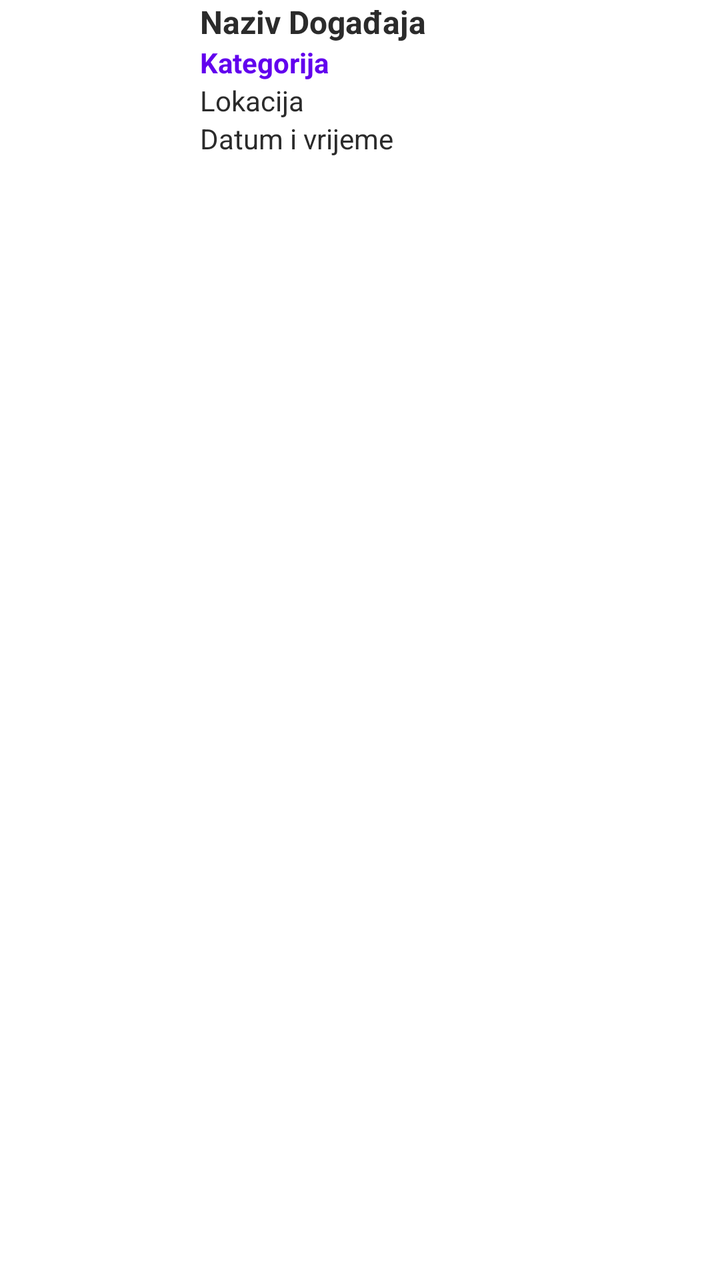
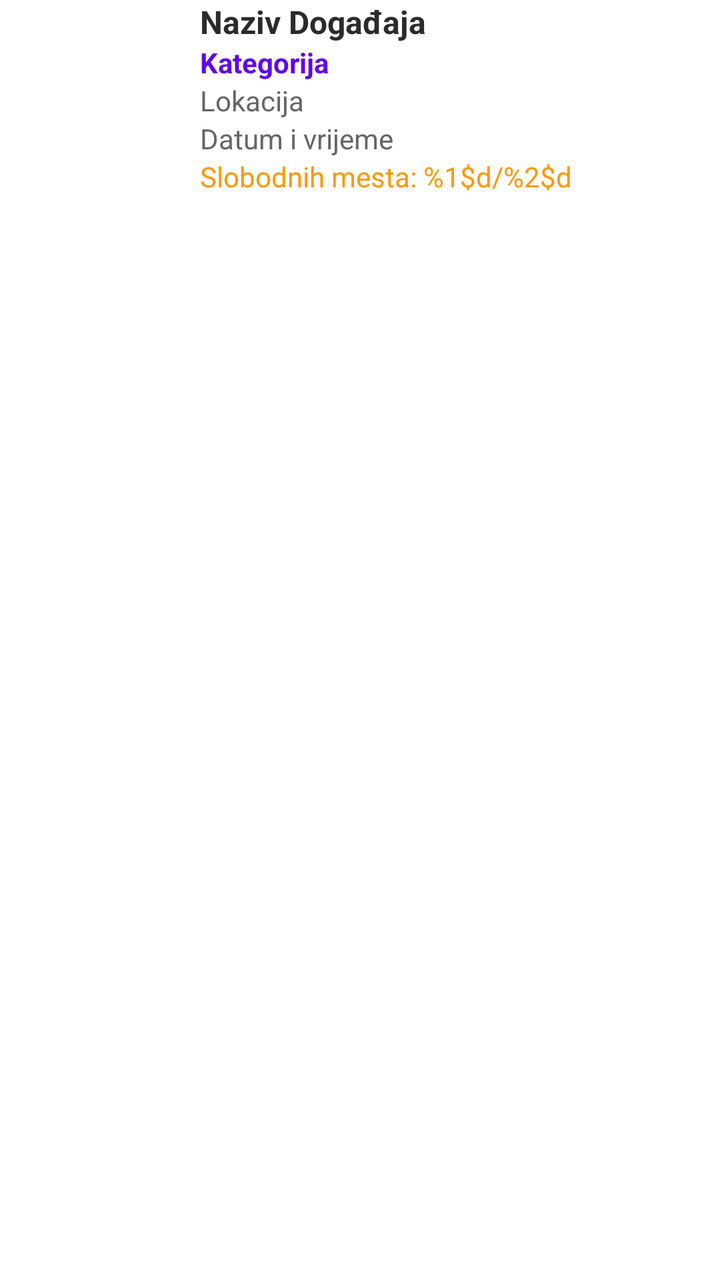

An Android layout rendered at two revisions. The XML below is the earlier revision; the diff shows what the commit changed to produce the second picture.
<!-- AndroidManifest.xml: application theme Theme.EventsApp -->
<!-- res/layout/list_row.xml -->
<?xml version="1.0" encoding="utf-8"?>
<LinearLayout xmlns:android="http://schemas.android.com/apk/res/android"
    android:layout_width="match_parent"
    android:layout_height="match_parent"
    android:orientation="vertical"
    android:backgroundTint="@color/orange_light"
    android:id="@+id/layoutList">

        <TextView
            android:id="@+id/txtFeatured"
            android:layout_width="wrap_content"
            android:layout_height="wrap_content"
            android:background="@color/orange"
            android:text="@string/featured"
            android:textColor="@color/white"
            android:textSize="12sp"
            android:gravity="center"
            android:paddingVertical="2dp"
            android:paddingHorizontal="8dp"
            android:visibility="gone"
            />

        <LinearLayout
            android:layout_width="wrap_content"
            android:layout_height="0dp"
            android:layout_weight="1"
            android:orientation="horizontal">

            <ImageView
                android:id="@+id/imageEvents"
                android:layout_width="100dp"
                android:layout_height="100dp"
                android:scaleType="centerCrop"
                android:paddingHorizontal="8dp"
                />

            <LinearLayout
                android:layout_width="wrap_content"
                android:layout_height="wrap_content"
                android:orientation="vertical">

                <TextView
                    android:id="@+id/txtName"
                    android:layout_width="match_parent"
                    android:layout_height="wrap_content"
                    android:text="@string/naziv_doga_aja"
                    android:textColor="@color/grey"
                    android:textSize="16sp"
                    android:textStyle="bold"
                    />

                <TextView
                    android:id="@+id/txtCategory"
                    android:layout_width="match_parent"
                    android:layout_height="wrap_content"
                    android:textColor="@color/purple_500"
                    android:text="@string/kategorija"
                    android:textSize="14sp"
                    android:textStyle="bold"
                    />

                <TextView
                    android:id="@+id/txtLocation"
                    android:layout_width="match_parent"
                    android:layout_height="wrap_content"
                    android:text="@string/lokacija"
                    android:textColor="@color/grey"
                    android:textSize="14sp"
                    />

                <TextView
                    android:id="@+id/txtDateTime"
                    android:layout_width="match_parent"
                    android:layout_height="wrap_content"
                    android:text="@string/datum_i_vrijeme"
                    android:textColor="@color/grey"
                    android:textSize="14sp"
                    />

                <LinearLayout
                    android:layout_width="wrap_content"
                    android:layout_height="wrap_content"
                    android:orientation="horizontal"
                    android:visibility="invisible"
                    android:paddingBottom="4dp">

                    <TextView
                        android:id="@+id/txtCapacity"
                        android:layout_width="match_parent"
                        android:layout_height="wrap_content"
                        android:text="@string/slobodnih_mjesta"
                        android:textColor="@color/orange"
                        android:textSize="14sp"
                        />

                    <TextView
                        android:id="@+id/txtCapacityNumX"
                        android:layout_width="match_parent"
                        android:layout_height="wrap_content"
                        android:text="@string/x"
                        android:textColor="@color/orange"
                        android:textSize="14sp"
                        />

                    <TextView
                        android:id="@+id/txtCapacityNumDiv"
                        android:layout_width="match_parent"
                        android:layout_height="wrap_content"
                        android:text="@string/kosa_crta"
                        android:textColor="@color/orange"
                        android:textSize="14sp"
                        />

                    <TextView
                        android:id="@+id/txtCapacityNumY"
                        android:layout_width="match_parent"
                        android:layout_height="wrap_content"
                        android:text="@string/y"
                        android:textColor="@color/orange"
                        android:textSize="14sp"
                        />

                </LinearLayout>
            </LinearLayout>
    </LinearLayout>
</LinearLayout>
<!-- resources referenced by this layout -->
<resources>
  <color name="grey">#2B2B2B</color>
  <color name="orange">#FF9800</color>
  <color name="orange_light">#FFF2E0</color>
  <color name="purple_500">#FF6200EE</color>
  <color name="white">#FFFFFFFF</color>
  <string name="datum_i_vrijeme">Datum i vrijeme</string>
  <string name="featured">FEATURED</string>
  <string name="kategorija">Kategorija</string>
  <string name="kosa_crta">/</string>
  <string name="lokacija">Lokacija</string>
  <string name="naziv_doga_aja">Naziv Događaja</string>
  <string name="slobodnih_mjesta">Slobodnih mjesta:</string>
  <string name="x">X</string>
  <string name="y">Y</string>
  <style name="Theme.EventsApp" parent="Theme.MaterialComponents.DayNight.DarkActionBar">
          
          <item name="colorPrimary">@color/purple_500</item>
          <item name="colorPrimaryVariant">@color/purple_700</item>
          <item name="colorOnPrimary">@color/white</item>
          
          <item name="colorSecondary">@color/teal_200</item>
          <item name="colorSecondaryVariant">@color/teal_700</item>
          <item name="colorOnSecondary">@color/black</item>
          
          <item name="android:statusBarColor">?attr/colorPrimaryVariant</item>
          
      </style>
  <color name="purple_700">#FF3700B3</color>
  <color name="teal_200">#FF03DAC5</color>
  <color name="teal_700">#FF018786</color>
  <color name="black">#FF000000</color>
</resources>

<!-- the commit's change to res/layout/list_row.xml (unified diff, before → after) -->
@@ -64,7 +64,7 @@
                     android:layout_width="match_parent"
                     android:layout_height="wrap_content"
                     android:text="@string/lokacija"
-                    android:textColor="@color/grey"
+                    android:textColor="@color/grey_light"
                     android:textSize="14sp"
                     />
 
@@ -73,54 +73,19 @@
                     android:layout_width="match_parent"
                     android:layout_height="wrap_content"
                     android:text="@string/datum_i_vrijeme"
-                    android:textColor="@color/grey"
+                    android:textColor="@color/grey_light"
                     android:textSize="14sp"
                     />
 
-                <LinearLayout
-                    android:layout_width="wrap_content"
+                <TextView
+                    android:id="@+id/txtCapacity"
+                    android:layout_width="match_parent"
                     android:layout_height="wrap_content"
-                    android:orientation="horizontal"
-                    android:visibility="invisible"
-                    android:paddingBottom="4dp">
+                    android:text="@string/slobodnih_mesta_x_y"
+                    android:textColor="@color/orange"
+                    android:textSize="14sp"
+                    />
 
-                    <TextView
-                        android:id="@+id/txtCapacity"
-                        android:layout_width="match_parent"
-                        android:layout_height="wrap_content"
-                        android:text="@string/slobodnih_mjesta"
-                        android:textColor="@color/orange"
-                        android:textSize="14sp"
-                        />
-
-                    <TextView
-                        android:id="@+id/txtCapacityNumX"
-                        android:layout_width="match_parent"
-                        android:layout_height="wrap_content"
-                        android:text="@string/x"
-                        android:textColor="@color/orange"
-                        android:textSize="14sp"
-                        />
-
-                    <TextView
-                        android:id="@+id/txtCapacityNumDiv"
-                        android:layout_width="match_parent"
-                        android:layout_height="wrap_content"
-                        android:text="@string/kosa_crta"
-                        android:textColor="@color/orange"
-                        android:textSize="14sp"
-                        />
-
-                    <TextView
-                        android:id="@+id/txtCapacityNumY"
-                        android:layout_width="match_parent"
-                        android:layout_height="wrap_content"
-                        android:text="@string/y"
-                        android:textColor="@color/orange"
-                        android:textSize="14sp"
-                        />
-
-                </LinearLayout>
             </LinearLayout>
     </LinearLayout>
 </LinearLayout>
<!-- resource entries referenced after the edit -->
@@ -1,6 +1,7 @@
 <!-- resources referenced by this layout -->
 <resources>
   <color name="grey">#2B2B2B</color>
+  <color name="grey_light">#666666</color>
   <color name="orange">#FF9800</color>
   <color name="orange_light">#FFF2E0</color>
   <color name="purple_500">#FF6200EE</color>
@@ -8,12 +9,9 @@
   <string name="datum_i_vrijeme">Datum i vrijeme</string>
   <string name="featured">FEATURED</string>
   <string name="kategorija">Kategorija</string>
-  <string name="kosa_crta">/</string>
   <string name="lokacija">Lokacija</string>
   <string name="naziv_doga_aja">Naziv Događaja</string>
-  <string name="slobodnih_mjesta">Slobodnih mjesta:</string>
-  <string name="x">X</string>
-  <string name="y">Y</string>
+  <string name="slobodnih_mesta_x_y">Slobodnih mesta: %1$d/%2$d</string>
   <style name="Theme.EventsApp" parent="Theme.MaterialComponents.DayNight.DarkActionBar">
           
           <item name="colorPrimary">@color/purple_500</item>
